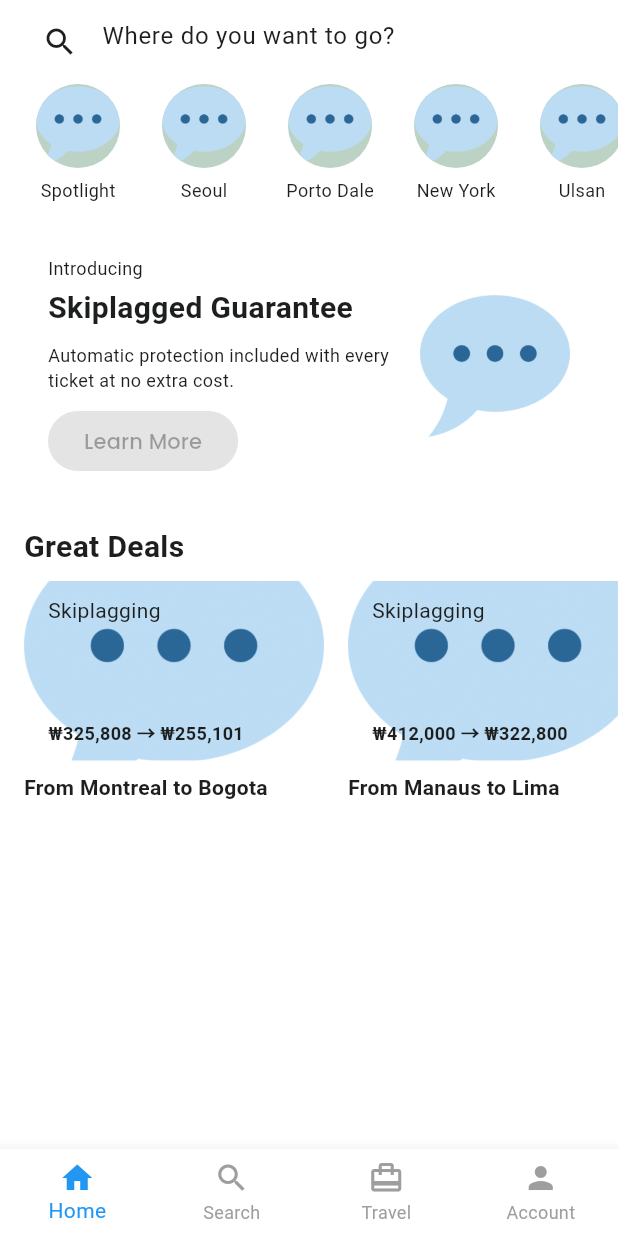
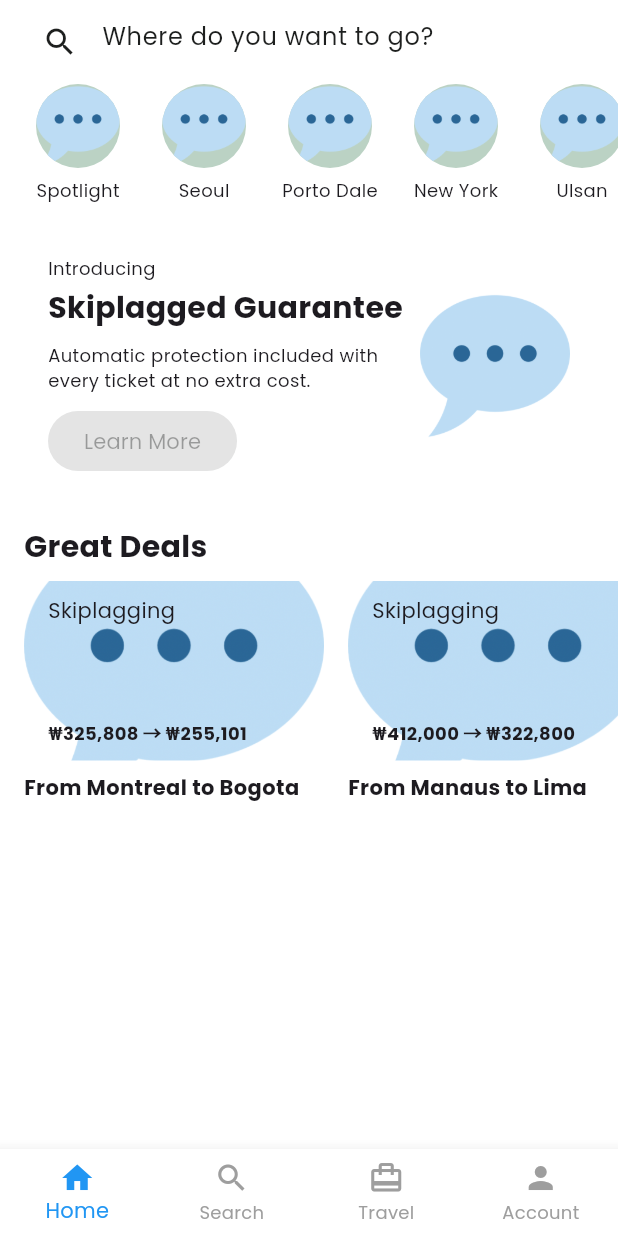
Before and after one commit to tpark02/TFA, a Flutter app: the screen it shows once a user with an empty profile is signed in, on a phone screen of 412 x 824 dp. Run offline on Flutter 3.47's test engine with Material 3 defaults, Android fonts, the phone set to English and light mode, and no system bars; our stand-ins replace csv, firebase_auth, firebase_core, flutter_riverpod, flutter_spinkit, flutter_switch and 4 more; accounts and stored records are empty.

Commit message:
feat: add Poppins font files and apply custom font theme
- Added poppins_regular.ttf and poppins_bold.ttf to assets/fonts/
- Updated pubspec.yaml to register custom fonts
- Modified app_theme.dart to use Poppins via GoogleFonts
- Minor UI updates in flight/hotel search panels and controllers

```diff
--- a/lib/providers/flight/flight_search_controller.dart
+++ b/lib/providers/flight/flight_search_controller.dart
@@ -227,8 +227,8 @@ class FlightSearchController extends StateNotifier<FlightSearchState> {
 
   void setDisplayDate({required DateTime? startDate, DateTime? endDate}) {
     final displayDate = endDate != null
-        ? '${DateFormat('MMM d').format(startDate!)} - ${DateFormat('MMM d').format(endDate!)}'
-        : '${DateFormat('MMM d').format(startDate!)}';
+        ? '${DateFormat('MMM d').format(startDate!)} - ${DateFormat('MMM d').format(endDate)}'
+        : DateFormat('MMM d').format(startDate!);
     state = state.copyWith(displayDate: displayDate);
   }
 
--- a/lib/providers/hotel/hotel_search_controller.dart
+++ b/lib/providers/hotel/hotel_search_controller.dart
@@ -89,7 +89,7 @@ class HotelSearchController extends StateNotifier<HotelSearchState> {
     required DateTime endDate,
   }) {
     final displayDate =
-        '${DateFormat('MMM d').format(startDate!)} - ${DateFormat('MMM d').format(endDate!)}';
+        '${DateFormat('MMM d').format(startDate)} - ${DateFormat('MMM d').format(endDate)}';
     final String st = DateFormat('yyyy-MM-dd').format(startDate);
     final String end = DateFormat('yyyy-MM-dd').format(endDate);
 
--- a/lib/screens/flight/flight_search_panel.dart
+++ b/lib/screens/flight/flight_search_panel.dart
@@ -12,7 +12,6 @@ import 'package:TFA/screens/shared/traveler_selector_sheet.dart';
 import 'package:flutter_riverpod/flutter_riverpod.dart';
 import 'package:geocoding/geocoding.dart';
 import 'package:firebase_auth/firebase_auth.dart';
-import 'package:intl/intl.dart';
 
 class FlightSearchPanel extends ConsumerStatefulWidget {
   const FlightSearchPanel({super.key});
--- a/lib/screens/hotel/hotel_search_panel.dart
+++ b/lib/screens/hotel/hotel_search_panel.dart
@@ -9,7 +9,6 @@ import 'package:flutter/material.dart';
 import 'package:flutter_riverpod/flutter_riverpod.dart';
 import 'package:TFA/services/location_service.dart'; // ✅ your service
 import 'package:geocoding/geocoding.dart';
-import 'package:intl/intl.dart';
 
 class HotelSearchPanel extends ConsumerStatefulWidget {
   const HotelSearchPanel({super.key});
--- a/lib/theme/app_theme.dart
+++ b/lib/theme/app_theme.dart
@@ -1,34 +1,46 @@
-// lib/theme/app_theme.dart
+import 'dart:io';
 import 'package:TFA/constants/colors.dart';
 import 'package:flutter/material.dart';
 import 'package:google_fonts/google_fonts.dart';
 
 class AppTheme {
-  static ThemeData lightTheme = ThemeData(
-    useMaterial3: true,
-    colorScheme: lightColorScheme,
-    textTheme: GoogleFonts.poppinsTextTheme().copyWith(
-      displayLarge: TextStyle(fontSize: 32),
-      displayMedium: TextStyle(fontSize: 28),
-      displaySmall: TextStyle(fontSize: 24),
-      headlineMedium: TextStyle(fontSize: 20),
-      bodyLarge: TextStyle(fontSize: 16),
-      bodyMedium: TextStyle(fontSize: 14),
-      bodySmall: TextStyle(fontSize: 12),
-    ),
-  );
+  static ThemeData get lightTheme {
+    final baseTextTheme = Platform.isAndroid
+        ? GoogleFonts.poppinsTextTheme()
+        : Typography.material2021().black; // system font fallback
 
-  static ThemeData darkTheme = ThemeData(
-    useMaterial3: true,
-    colorScheme: darkColorScheme,
-    textTheme: GoogleFonts.poppinsTextTheme().copyWith(
-      displayLarge: TextStyle(fontSize: 32),
-      displayMedium: TextStyle(fontSize: 28),
-      displaySmall: TextStyle(fontSize: 24),
-      headlineMedium: TextStyle(fontSize: 20),
-      bodyLarge: TextStyle(fontSize: 16),
-      bodyMedium: TextStyle(fontSize: 14),
-      bodySmall: TextStyle(fontSize: 12),
-    ),
-  );
+    return ThemeData(
+      useMaterial3: true,
+      colorScheme: lightColorScheme,
+      textTheme: baseTextTheme.copyWith(
+        displayLarge: baseTextTheme.displayLarge?.copyWith(fontSize: 32),
+        displayMedium: baseTextTheme.displayMedium?.copyWith(fontSize: 28),
+        displaySmall: baseTextTheme.displaySmall?.copyWith(fontSize: 24),
+        headlineMedium: baseTextTheme.headlineMedium?.copyWith(fontSize: 20),
+        bodyLarge: baseTextTheme.bodyLarge?.copyWith(fontSize: 16),
+        bodyMedium: baseTextTheme.bodyMedium?.copyWith(fontSize: 14),
+        bodySmall: baseTextTheme.bodySmall?.copyWith(fontSize: 12),
+      ),
+    );
+  }
+
+  static ThemeData get darkTheme {
+    final baseTextTheme = Platform.isAndroid
+        ? GoogleFonts.poppinsTextTheme()
+        : Typography.material2021().white;
+
+    return ThemeData(
+      useMaterial3: true,
+      colorScheme: darkColorScheme,
+      textTheme: baseTextTheme.copyWith(
+        displayLarge: baseTextTheme.displayLarge?.copyWith(fontSize: 32),
+        displayMedium: baseTextTheme.displayMedium?.copyWith(fontSize: 28),
+        displaySmall: baseTextTheme.displaySmall?.copyWith(fontSize: 24),
+        headlineMedium: baseTextTheme.headlineMedium?.copyWith(fontSize: 20),
+        bodyLarge: baseTextTheme.bodyLarge?.copyWith(fontSize: 16),
+        bodyMedium: baseTextTheme.bodyMedium?.copyWith(fontSize: 14),
+        bodySmall: baseTextTheme.bodySmall?.copyWith(fontSize: 12),
+      ),
+    );
+  }
 }
--- a/lib/widgets/flight_list_view.dart
+++ b/lib/widgets/flight_list_view.dart
@@ -198,7 +198,7 @@ class _FlightListViewState extends ConsumerState<FlightListView>
 
         // Return flight list below
         if (selectedDepartureIndex != null &&
-            returnFlightWidgets.length > 0) ...[
+            returnFlightWidgets.isNotEmpty) ...[
           Flexible(
             child: SizedBox.expand(
               child: SlideTransition(
--- a/pubspec.yaml
+++ b/pubspec.yaml
@@ -105,3 +105,8 @@ flutter:
   #
   # For details regarding fonts from package dependencies,
   # see https://flutter.dev/custom-fonts/#from-packages
+  fonts:
+    - family: Poppins
+      fonts:
+        - asset: assets/fonts/poppins_regular.ttf
+        - asset: assets/fonts/poppins_bold.ttf
```
Also changed, not shown: assets/fonts/poppins_bold.ttf (added), assets/fonts/poppins_regular.ttf (added), pubspec.lock.
